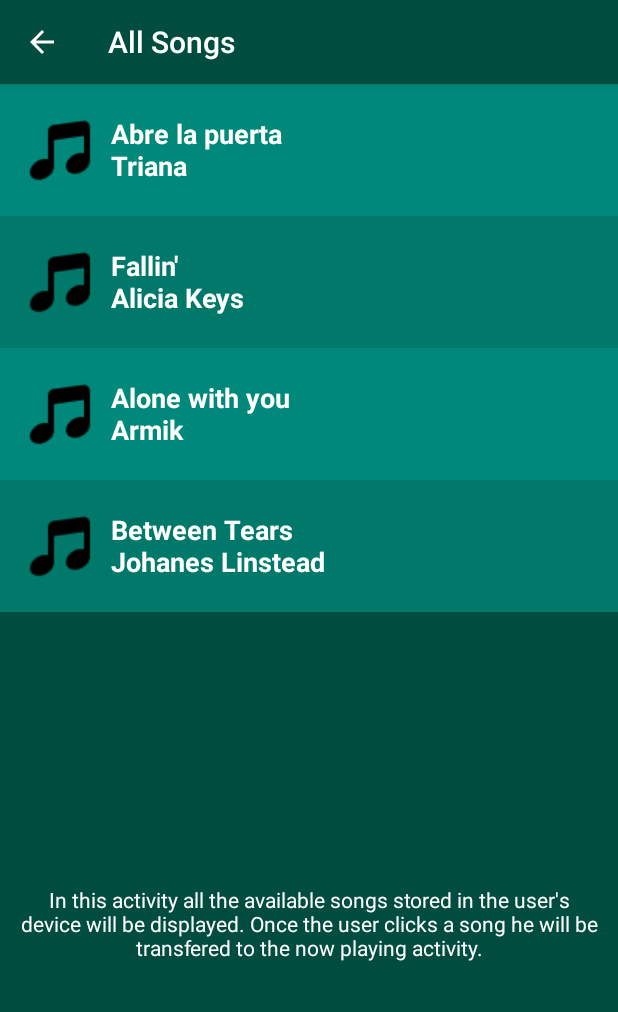
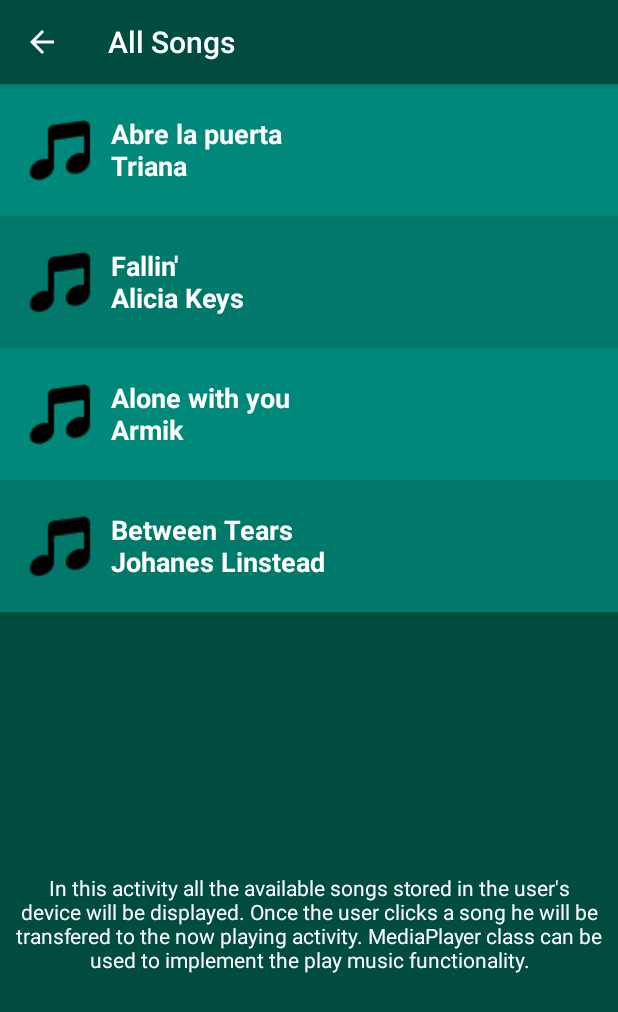
Before and after one commit to kboul/MusicalStructureApp, an Android app: the AllSongsActivity screen opened directly, with no data from a screen before it, on a phone screen of 412 x 824 dp. Shown: the top 1012 px of the screen. Run offline under Robolectric (Android 15) with nearby library versions, the phone set to English and light mode, and no system bars.

Commit message:
Add class name as text which will implement the play music functionality

```diff
--- a/app/src/main/res/values/strings.xml
+++ b/app/src/main/res/values/strings.xml
@@ -12,7 +12,7 @@
     <string name="alicia">Fallin\'\nAlicia Keys</string>
     <string name="armik">Alone with you\nArmik</string>
     <string name="johanes">Between Tears\nJohanes Linstead</string>
-    <string name="all_songs_info">In this activity all the available songs stored in the user\'s device will be displayed. Once the user clicks a song he will be transfered to the now playing activity.</string>
+    <string name="all_songs_info">In this activity all the available songs stored in the user\'s device will be displayed. Once the user clicks a song he will be transfered to the now playing activity. MediaPlayer class can be used to implement the play music functionality.</string>
 
     <!-- Albums Activity -->
     <string name="adele">21\nAdele</string>
```
